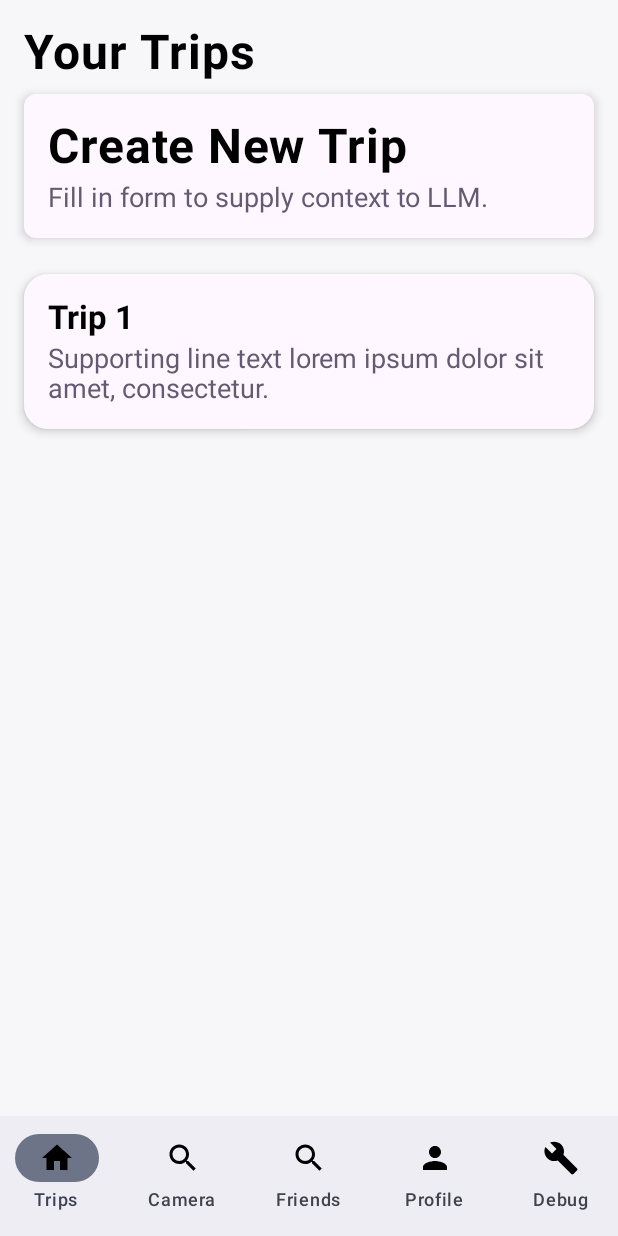
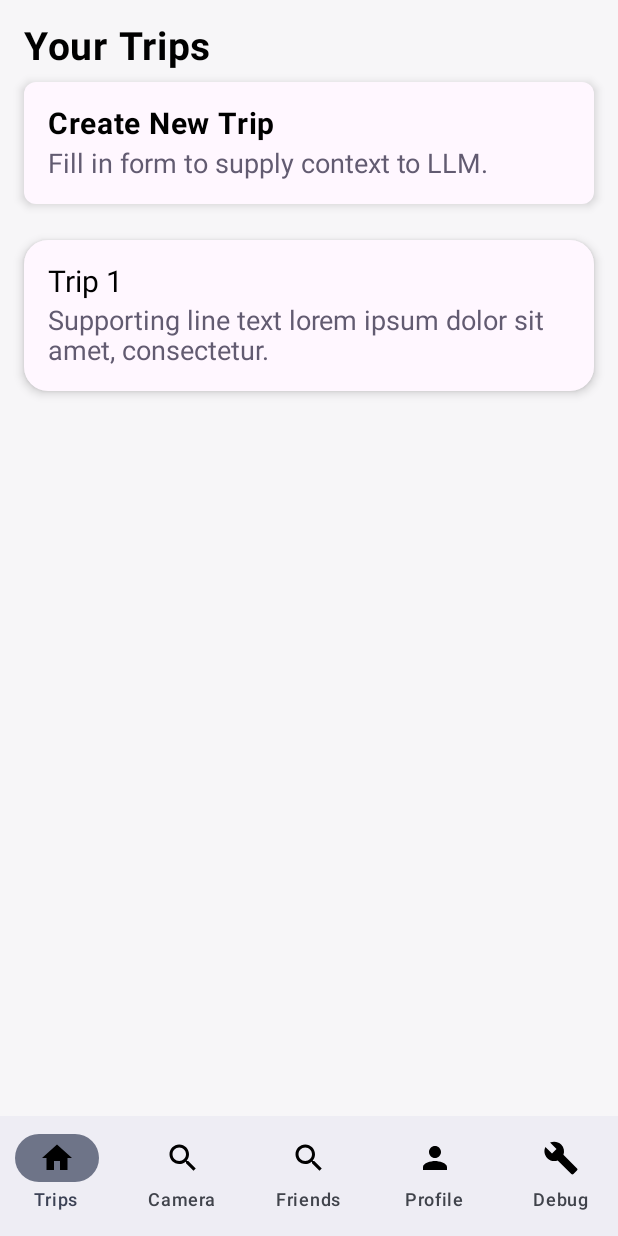
Before and after one commit to MetisArom/the-clankers, an Android app built with Jetpack Compose: the screen it shows after launch (MainActivity), on a phone screen of 412 x 824 dp. Run offline under Robolectric (Android 15) with nearby library versions, the phone set to English and light mode, and no system bars.

Commit message:
fixing formatting

```diff
--- a/TripView/app/src/main/java/theclankers/tripview/ui/components/HeaderText.kt
+++ b/TripView/app/src/main/java/theclankers/tripview/ui/components/HeaderText.kt
@@ -3,6 +3,7 @@ package theclankers.tripview.ui.components
 // For consistent styling, takes as input text, for reference look at the Trip 1 screen on figma it's just the title text
 // textColor exposed
 
+import android.R.attr.fontWeight
 import androidx.compose.material3.MaterialTheme
 import androidx.compose.material3.Text
 import androidx.compose.runtime.Composable
@@ -20,9 +21,24 @@ fun HeaderText(
 ) {
     Text(
         text = text,
-        fontSize = 32.sp,
+        fontSize = 20.sp,
         fontWeight = FontWeight.Bold,
         color = textColor,
         modifier = modifier
     )
 }
+@Composable
+fun HeaderText1(
+    //for YourTrips
+    text: String,
+    modifier: Modifier = Modifier,
+    textColor: Color = Black
+) {
+    Text(
+        text = text,
+        fontSize = 26.sp,
+        fontWeight = FontWeight.Bold,
+        color = textColor,
+        modifier = modifier
+    )
+}
--- a/TripView/app/src/main/java/theclankers/tripview/ui/components/HelperText.kt
+++ b/TripView/app/src/main/java/theclankers/tripview/ui/components/HelperText.kt
@@ -49,9 +49,9 @@ fun HelperText2(
     Text(
         text = text,
         style = TextStyle(
-            fontSize = 22.sp,
+            fontSize = 20.sp,
             lineHeight = 20.sp,
-            fontWeight = FontWeight.Bold,
+            fontWeight = FontWeight.Normal,
             color = textColor
         ),
         modifier = modifier
--- a/TripView/app/src/main/java/theclankers/tripview/ui/screens/Trips.kt
+++ b/TripView/app/src/main/java/theclankers/tripview/ui/screens/Trips.kt
@@ -15,6 +15,7 @@ import androidx.compose.ui.unit.dp
 import androidx.navigation.NavController
 import theclankers.tripview.ui.components.CreateTripButton
 import theclankers.tripview.ui.components.HeaderText
+import theclankers.tripview.ui.components.HeaderText1
 import theclankers.tripview.ui.components.HelperText
 import theclankers.tripview.ui.components.TripItem
 
@@ -28,7 +29,7 @@ fun TripsScreen(navController: NavController) {
             .verticalScroll(rememberScrollState())
     ) {
         // === Your Trips Section ===
-        HeaderText(
+        HeaderText1(
             text = "Your Trips",
             modifier = Modifier.padding(bottom = 8.dp)
         )
```
